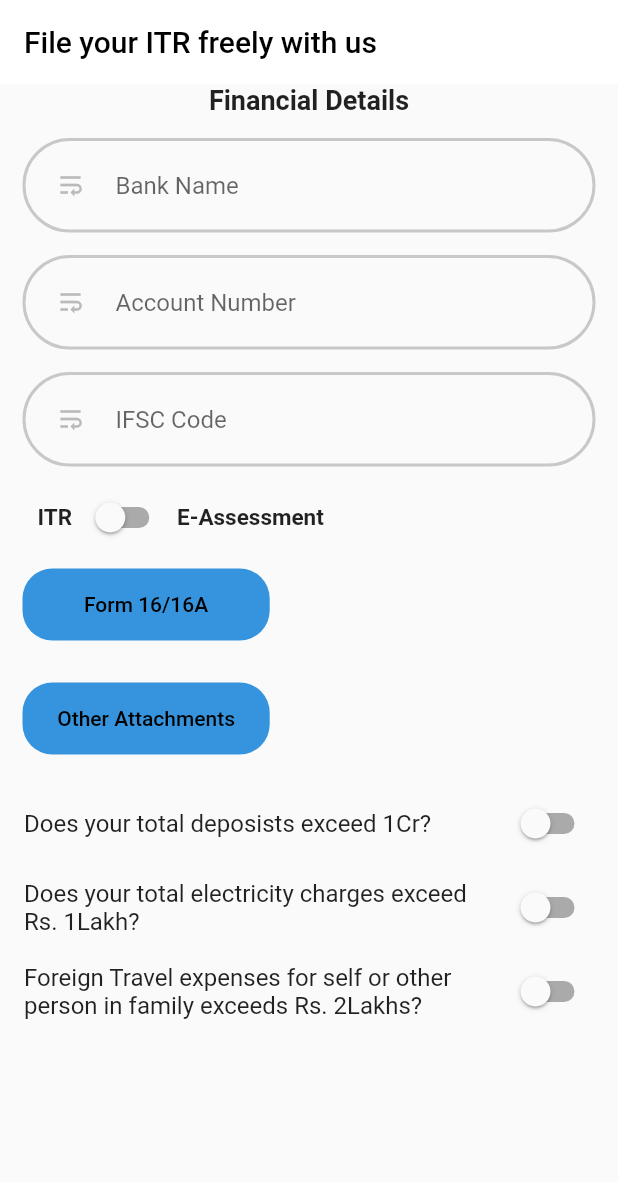
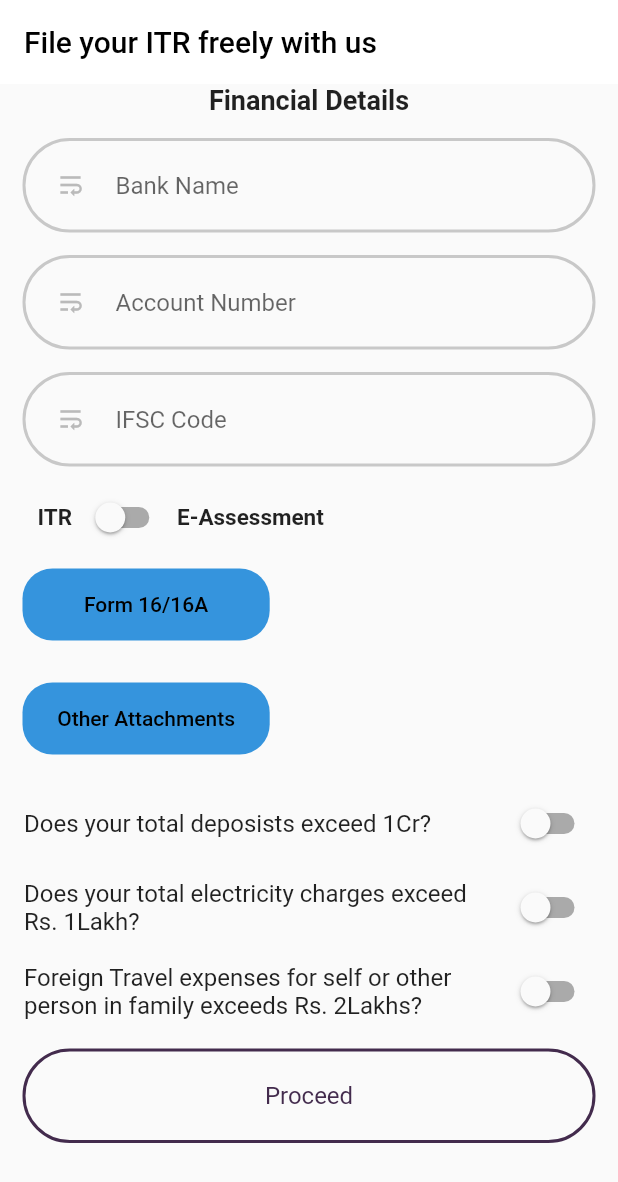
Before and after one commit to EmperorAkashi20/OptymoneyNew, a Flutter app: the IncomeTax screen opened by its route, on a phone screen of 412 x 824 dp. Shown: the top 1182 px of the screen. Run offline on Flutter 3.47's test engine with Material 2 defaults, Android fonts, the phone set to English and light mode, and no system bars; our stand-ins replace file_picker, fl_chart, flutter_keyboard_visibility, flutter_svg, font_awesome_flutter, google_nav_bar and 2 more; missing offline and left inert: loading_animations, number_slide_animation; Roboto replaces fonts that are missing (Nunito).

Commit message:
ITR UI Changes

```diff
--- a/lib/ITR/Components/Body.dart
+++ b/lib/ITR/Components/Body.dart
@@ -2,6 +2,8 @@ import 'package:file_picker/file_picker.dart';
 import 'package:flutter/material.dart';
 import 'package:flutter/services.dart';
 import 'package:optymoney/Components/inputwithicon.dart';
+import 'package:optymoney/Components/outlinebtn.dart';
+import 'package:optymoney/Dashboard/dashboard.dart';
 
 class Body extends StatefulWidget {
   const Body({Key? key}) : super(key: key);
@@ -52,6 +54,7 @@ class _BodyState extends State<Body> {
   int _itemcountOtherAttachments = 0;
   int _itemcount = 0;
   int _itemcount1 = 0;
+  bool _showButtonStatus = false;
 
   var a = "null";
 
@@ -384,6 +387,7 @@ class _BodyState extends State<Body> {
                                                                   .length
                                                               : 1;
                                                       print(_itemcount);
+
                                                       final bool isMultiPath =
                                                           _pathsform16 !=
                                                                   null &&
@@ -897,28 +901,15 @@ class _BodyState extends State<Body> {
             SizedBox(
               height: 10,
             ),
-            if (_itemcount > 0)
-              Padding(
-                padding: const EdgeInsets.symmetric(horizontal: 15.0),
-                child: Align(
-                  alignment: Alignment.centerLeft,
-                  child: Container(
-                    decoration: BoxDecoration(
-                      color: Color(0xFF3594DD),
-                      borderRadius: BorderRadius.circular(20),
-                    ),
-                    child: TextButton(
-                      onPressed: () {
-                        _clearCachedFiles();
-                      },
-                      child: Text(
-                        "Clear Cached Files",
-                        style: TextStyle(color: Colors.black),
-                      ),
-                    ),
-                  ),
-                ),
+            Padding(
+              padding: const EdgeInsets.symmetric(horizontal: 15.0),
+              child: GestureDetector(
+                onTap: () {
+                  print('object');
+                },
+                child: OutlineBtn(btnText: "Proceed"),
               ),
+            ),
           ],
         ),
       ),
```
